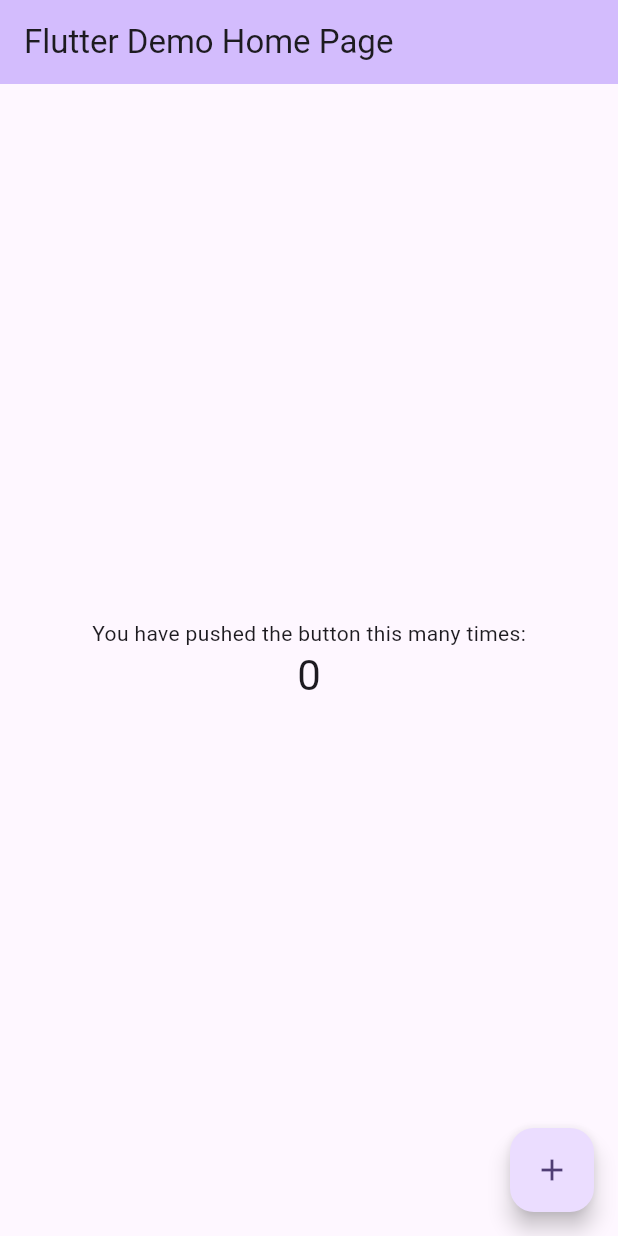
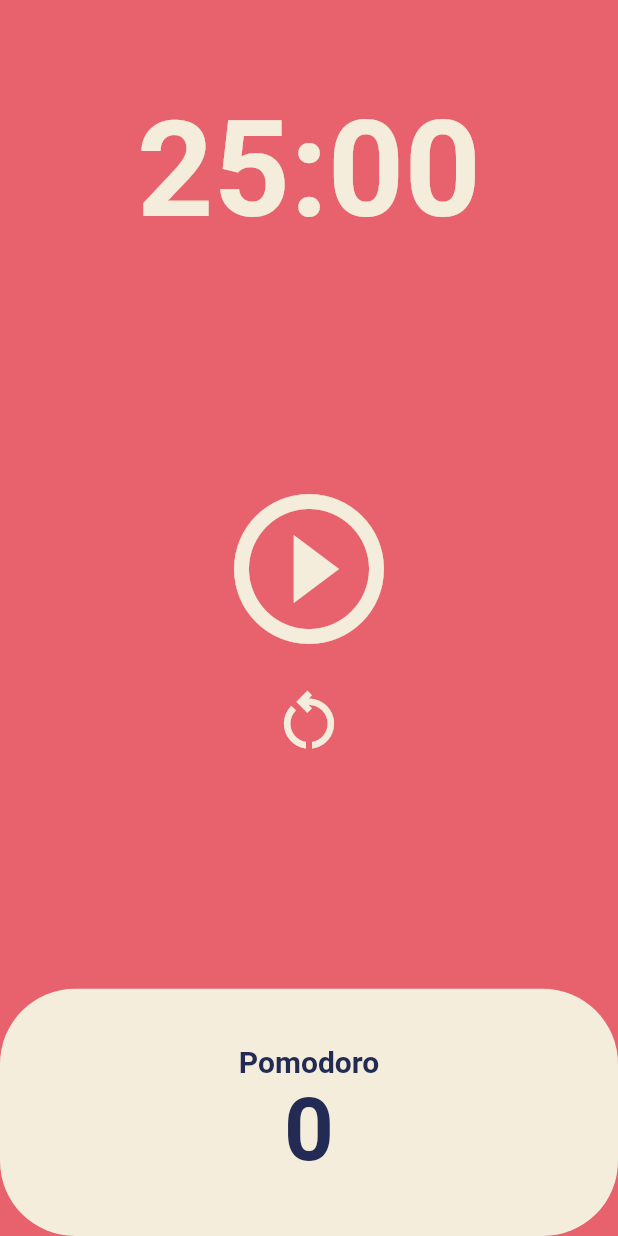
Before and after one commit to meet-again-konkuk/meet-again-app, a Flutter app: the screen it shows after launch, on a phone screen of 412 x 824 dp. Run offline on Flutter 3.47's test engine with Material 2 defaults, Android fonts, the phone set to English and light mode, and no system bars.

Commit message:
exercise pomodors

```diff
--- a/meet-again-frontend/lib/main.dart
+++ b/meet-again-frontend/lib/main.dart
@@ -1,4 +1,5 @@
 import 'package:flutter/material.dart';
+import 'package:meet_again_frontend/screens/home_screen.dart';
 
 void main() {
   runApp(const MyApp());
@@ -11,27 +12,18 @@ class MyApp extends StatelessWidget {
   @override
   Widget build(BuildContext context) {
     return MaterialApp(
-      title: 'Flutter D',
       theme: ThemeData(
-        // This is the theme of your application.
-        //
-        // TRY THIS: Try running your application with "flutter run". You'll see
-        // the application has a blue toolbar. Then, without quitting the app,
-        // try changing the seedColor in the colorScheme below to Colors.green
-        // and then invoke "hot reload" (save your changes or press the "hot
-        // reload" button in a Flutter-supported IDE, or press "r" if you used
-        // the command line to start the app).
-        //
-        // Notice that the counter didn't reset back to zero; the application
-        // state is not lost during the reload. To reset the state, use hot
-        // restart instead.
-        //
-        // This works for code too, not just values: Most code changes can be
-        // tested with just a hot reload.
-        colorScheme: ColorScheme.fromSeed(seedColor: Colors.deepPurple),
-        useMaterial3: true,
+        colorScheme: ColorScheme.fromSwatch(
+          backgroundColor: const Color(0xFFE7626C),
+        ),
+        textTheme: const TextTheme(
+          displayLarge: TextStyle(
+            color: Color(0xFF232B55),
+          )
+        ),
+        cardColor: const Color(0xFFF4EDDB),
       ),
-      home: const MyHomePage(title: 'Flutter Demo Home Page'),
+      home: const HomeScreen(),
     );
   }
 }
--- /dev/null
+++ b/meet-again-frontend/lib/screens/home_screen.dart
@@ -0,0 +1,166 @@
+import 'dart:async';
+
+import 'package:flutter/cupertino.dart';
+import 'package:flutter/material.dart';
+
+class HomeScreen extends StatefulWidget {
+  const HomeScreen({Key? key}) : super(key: key);
+
+  @override
+  State<HomeScreen> createState() => _HomeScreenState();
+}
+
+class _HomeScreenState extends State<HomeScreen> {
+  static const twentyFiveMinutes = 1500;
+
+  int totalSeconds = twentyFiveMinutes;
+  bool isRunning = false;
+  int totalPomodoros = 0;
+  late Timer timer;
+
+
+  void oneCycle() {
+    setState(() {
+      totalSeconds = twentyFiveMinutes;
+      totalPomodoros = totalPomodoros + 1;
+      isRunning = false;
+    });
+    timer.cancel();
+  }
+
+  void onTick(Timer timer) {
+    if (totalSeconds == 0) {
+      oneCycle();
+    } else {
+      setState(() {
+        totalSeconds = totalSeconds - 1;
+      });
+    }
+  }
+
+  void onStartPressed() {
+    timer = Timer.periodic(
+      const Duration(seconds: 1),
+      onTick,
+    );
+
+    setState(() {
+      isRunning = true;
+    });
+  }
+
+  void onPausePressed() {
+    timer.cancel();
+    setState(() {
+      isRunning = false;
+    });
+  }
+
+  void onRestPressed() {
+    setState(() {
+      totalSeconds = twentyFiveMinutes;
+      totalPomodoros = 0;
+      isRunning = false;
+    });
+    timer.cancel();
+  }
+
+  String format(int seconds) {
+    var duration = Duration(seconds: seconds);
+
+    print(duration);
+    var time = duration.toString().split(".")[0].split(":");
+    var minute = time[1];
+    var second = time[2];
+    return '$minute:$second';
+  }
+
+  @override
+  Widget build(BuildContext context) {
+    return Scaffold(
+      backgroundColor: Theme.of(context).colorScheme.background,
+      body: Column(
+        children: [
+          Flexible(
+              flex: 1,
+              child: Container(
+                alignment: Alignment.bottomCenter,
+                child: Text(
+                  format(totalSeconds),
+                  style: TextStyle(
+                    color: Theme.of(context).cardColor,
+                    fontSize: 89,
+                    fontWeight: FontWeight.w600,
+                  ),
+                ),
+              )),
+          Flexible(
+              flex: 3,
+              child: Center(
+                child: Column(
+                  mainAxisAlignment: MainAxisAlignment.center,
+                  children: [
+                    IconButton(
+                      iconSize: 120,
+                      color: Theme.of(context).cardColor,
+                      onPressed: isRunning ? onPausePressed : onStartPressed,
+                      icon: Icon(
+                        isRunning
+                            ? Icons.pause_circle_outline
+                            : Icons.play_circle_outline,
+                      ),
+                    ),
+                    IconButton(
+                      iconSize: 50,
+                      color: Theme.of(context).cardColor,
+                      onPressed: onRestPressed,
+                      icon: const Icon(
+                        Icons.restart_alt_outlined,
+                      ),
+                    ),
+                  ],
+                ),
+              )),
+          Flexible(
+              flex: 1,
+              child: Row(
+                children: [
+                  Expanded(
+                    child: Container(
+                      decoration: BoxDecoration(
+                          color: Theme.of(context).cardColor,
+                          borderRadius: BorderRadius.circular(50)),
+                      child: Column(
+                        mainAxisAlignment: MainAxisAlignment.center,
+                        children: [
+                          Text(
+                            'Pomodoro',
+                            style: TextStyle(
+                                fontSize: 20,
+                                color: Theme.of(context)
+                                    .textTheme
+                                    .displayLarge!
+                                    .color,
+                                fontWeight: FontWeight.w600),
+                          ),
+                          Text(
+                            '$totalPomodoros',
+                            style: TextStyle(
+                                fontSize: 58,
+                                color: Theme.of(context)
+                                    .textTheme
+                                    .displayLarge!
+                                    .color,
+                                fontWeight: FontWeight.w600),
+                          ),
+                        ],
+                      ),
+                    ),
+                  ),
+                ],
+              )),
+        ],
+      ),
+    );
+  }
+}
```
